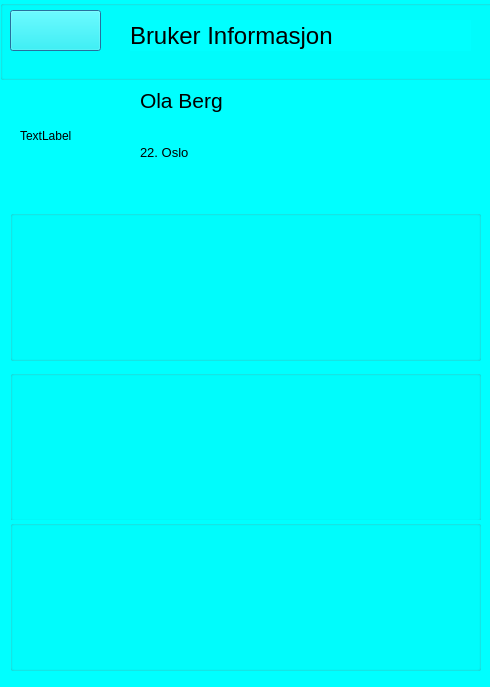
Before: the Qt Designer form SKOGKK/KKOGSK/patientinformationdialog.ui in Strauts/AppDeployment, drawn with Qt 5.
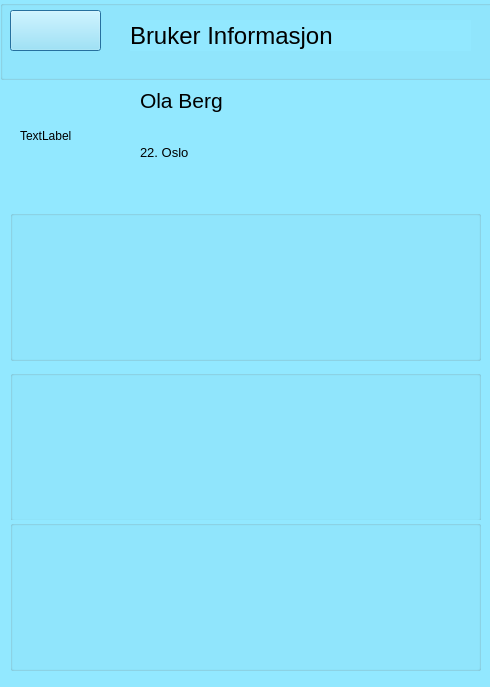
After: the same form once the commit is applied. Icons and pictures are not drawn.

Diff of the .ui file:
```diff
--- a/SKOGKK/KKOGSK/patientinformationdialog.ui
+++ b/SKOGKK/KKOGSK/patientinformationdialog.ui
@@ -14,7 +14,7 @@
    <string>Dialog</string>
   </property>
   <property name="styleSheet">
-   <string notr="true">background-color: rgb(0, 255, 255);</string>
+   <string notr="true">background-color: rgb(146, 232, 255);</string>
   </property>
   <widget class="QLabel" name="label">
    <property name="geometry">
```
